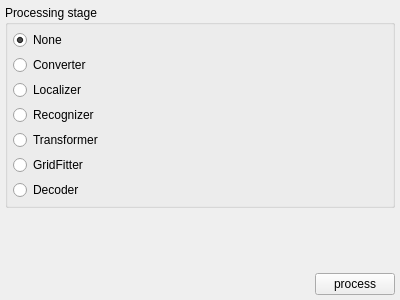
First picture: the form in ToolWidget.ui, repository BioroboticsLab/biotracker_beesbook, before the edit.
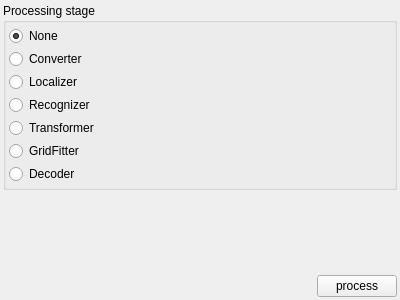
Second picture: the form after the edit.

Commit message: initialize settings in ctor and always update view after state selection change

```diff
--- a/ToolWidget.ui
+++ b/ToolWidget.ui
@@ -15,19 +15,19 @@
   </property>
   <layout class="QVBoxLayout" name="verticalLayout">
    <property name="spacing">
-    <number>5</number>
+    <number>3</number>
    </property>
    <property name="leftMargin">
-    <number>5</number>
+    <number>3</number>
    </property>
    <property name="topMargin">
-    <number>5</number>
+    <number>3</number>
    </property>
    <property name="rightMargin">
-    <number>5</number>
+    <number>3</number>
    </property>
    <property name="bottomMargin">
-    <number>5</number>
+    <number>3</number>
    </property>
    <item>
     <widget class="QGroupBox" name="groupBox">
@@ -36,19 +36,19 @@
      </property>
      <layout class="QVBoxLayout" name="verticalLayout_2">
       <property name="spacing">
-       <number>5</number>
+       <number>3</number>
       </property>
       <property name="leftMargin">
-       <number>5</number>
+       <number>3</number>
       </property>
       <property name="topMargin">
-       <number>5</number>
+       <number>3</number>
       </property>
       <property name="rightMargin">
-       <number>5</number>
+       <number>3</number>
       </property>
       <property name="bottomMargin">
-       <number>5</number>
+       <number>3</number>
       </property>
       <item>
        <widget class="QRadioButton" name="radioButtonNoProcessing">
@@ -120,6 +120,9 @@
    </item>
    <item>
     <layout class="QHBoxLayout" name="horizontalLayout">
+     <property name="spacing">
+      <number>3</number>
+     </property>
      <item>
       <spacer name="horizontalSpacer">
        <property name="orientation">
```
The commit also changes 1 other file.
